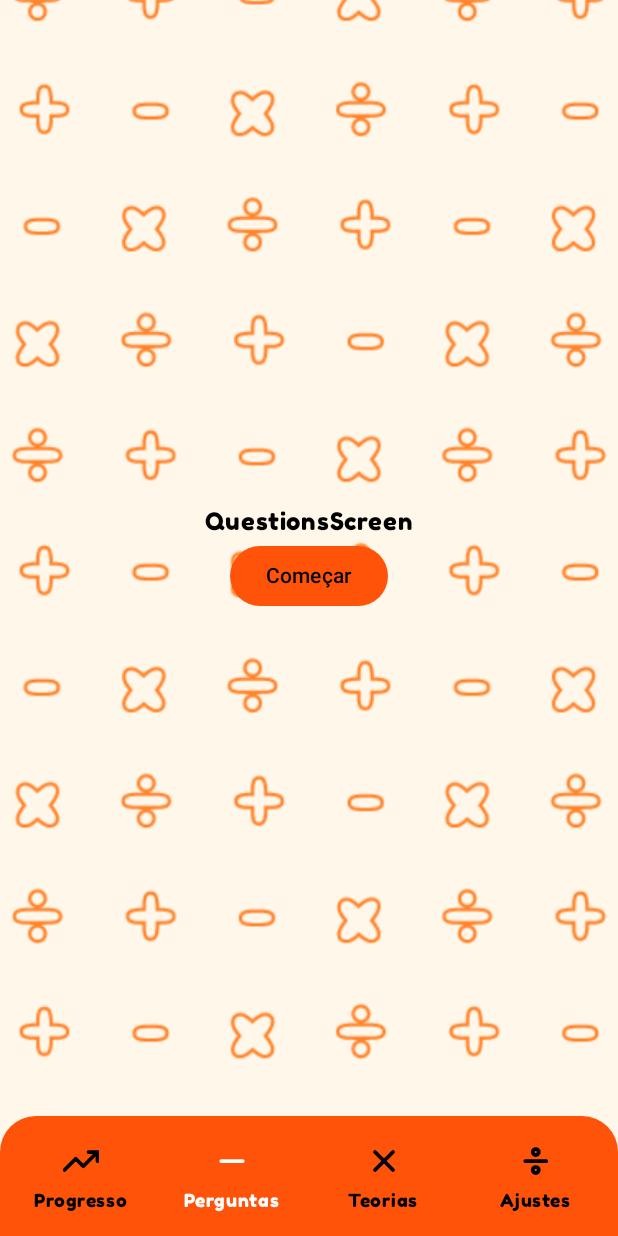
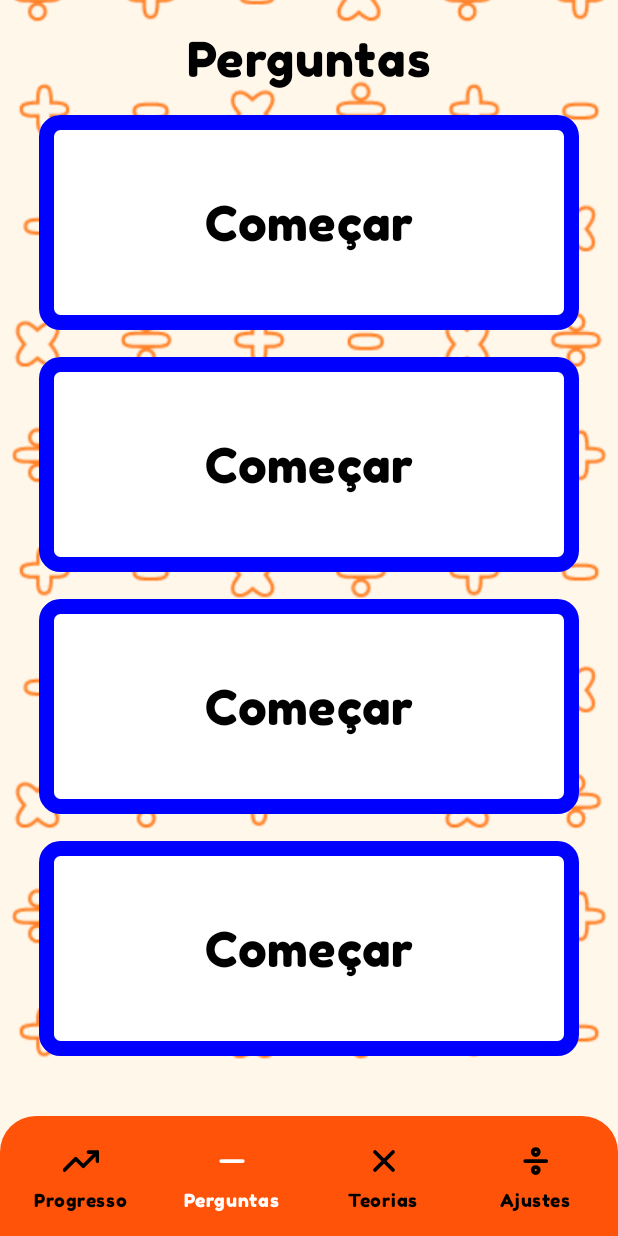
Before and after one commit to Kaiki098/EducaMat, an Android app built with Jetpack Compose: the QuestionsScreen screen opened through its navigation route, on a phone screen of 412 x 824 dp. Run offline under Robolectric (Android 15) with nearby library versions, the phone set to English and light mode, and no system bars.

Commit message:
Personalize Progress and Questions Screens and start transition animation feature

```diff
--- a/app/src/main/java/br/com/kbat/educamat/EducaMatApp.kt
+++ b/app/src/main/java/br/com/kbat/educamat/EducaMatApp.kt
@@ -1,5 +1,10 @@
 package br.com.kbat.educamat
 
+import androidx.compose.animation.AnimatedContentTransitionScope
+import androidx.compose.animation.AnimatedVisibility
+import androidx.compose.animation.core.tween
+import androidx.compose.animation.slideInVertically
+import androidx.compose.animation.slideOutVertically
 import androidx.compose.foundation.layout.fillMaxSize
 import androidx.compose.foundation.layout.height
 import androidx.compose.foundation.layout.padding
@@ -68,19 +73,59 @@ fun EducaMatApp() {
     }
 
     Scaffold(
-        bottomBar = { if (showBottomBar) BottomBar(navController = navController) },
+        bottomBar = {
+            AnimatedVisibility(
+                visible = showBottomBar,
+                enter = slideInVertically(
+                    initialOffsetY = { fullHeight -> fullHeight }
+                ),
+                exit = slideOutVertically(
+                    targetOffsetY = { fullHeight -> fullHeight }
+                )
+            ) {
+                BottomBar(navController = navController)
+            }
+        },
     ) { innerpadding ->
+
+        var transitionDirection by remember {
+            mutableStateOf(AnimatedContentTransitionScope.SlideDirection.Start)
+        }
+
 
         val defaultModifier = Modifier
             .fillMaxSize()
             .padding(innerpadding)
 
-        NavHost(navController = navController, startDestination = starDestination) {
+        NavHost(
+            navController = navController,
+            startDestination = starDestination,
+            enterTransition = {
+                slideIntoContainer(
+                    towards = transitionDirection,
+                    animationSpec = tween(500)
+                )
+            },
+            exitTransition = {
+                slideOutOfContainer(
+                    towards = transitionDirection,
+                    animationSpec = tween(500)
+                )
+            }
+        ) {
             signUpDestination(defaultModifier)
+
             homeGraph(
                 defaultModifier = defaultModifier,
-                onNavigateToQuestion = { navController.navigateToQuestion() },
-                onNavigateToTheory = { navController.navigateToTheory() }
+                onNavigateToQuestion = {
+                    navController.navigateToQuestion()
+                },
+                onNavigateToTheory = {
+                    navController.navigateToTheory()
+                },
+                alternateDirection = { direction ->
+                    transitionDirection = direction
+                }
             )
             theoryDestination(
                 defaultModifier,
--- a/app/src/main/java/br/com/kbat/educamat/presentation/navigation/HomeGraphNavigation.kt
+++ b/app/src/main/java/br/com/kbat/educamat/presentation/navigation/HomeGraphNavigation.kt
@@ -1,5 +1,6 @@
 package br.com.kbat.educamat.presentation.navigation
 
+import androidx.compose.animation.AnimatedContentTransitionScope
 import androidx.compose.ui.Modifier
 import androidx.navigation.NavGraphBuilder
 import androidx.navigation.compose.navigation
@@ -9,22 +10,33 @@ const val HomeGraphRoute = "homeGraph"
 fun NavGraphBuilder.homeGraph(
     defaultModifier: Modifier,
     onNavigateToQuestion: () -> Unit,
-    onNavigateToTheory: () -> Unit
+    onNavigateToTheory: () -> Unit,
+    alternateDirection: (AnimatedContentTransitionScope.SlideDirection) -> Unit
 ) {
     navigation(startDestination = ProgressRoute, route = HomeGraphRoute) {
-        progressDestination(defaultModifier)
+        progressDestination(
+            defaultModifier,
+            alternateDirection = alternateDirection
+            //transitionDirection = transitionDirection
+        )
         questionsDestination(
             defaultModifier,
             onNavigateToQuestion = {
                 onNavigateToQuestion()
-            }
+            },
+            alternateDirection = alternateDirection
+            //transitionDirection = transitionDirection
         )
         theoriesDestination(
             defaultModifier,
             onNavigateToTheory = {
                 onNavigateToTheory()
-            }
+            },
+            alternateDirection = alternateDirection
         )
-        settingsDestination(defaultModifier)
+        settingsDestination(
+            defaultModifier,
+            alternateDirection = alternateDirection
+        )
     }
 }
--- a/app/src/main/java/br/com/kbat/educamat/presentation/navigation/ProgressNavigation.kt
+++ b/app/src/main/java/br/com/kbat/educamat/presentation/navigation/ProgressNavigation.kt
@@ -1,5 +1,6 @@
 package br.com.kbat.educamat.presentation.navigation
 
+import androidx.compose.animation.AnimatedContentTransitionScope
 import androidx.compose.ui.Modifier
 import androidx.navigation.NavGraphBuilder
 import androidx.navigation.compose.composable
@@ -8,9 +9,16 @@ import br.com.kbat.educamat.presentation.screen.progress.ProgressScreen
 const val ProgressRoute = "progressscreen"
 
 
-fun NavGraphBuilder.progressDestination(defaultModifier: Modifier) {
+fun NavGraphBuilder.progressDestination(
+    defaultModifier: Modifier,
+    alternateDirection: (AnimatedContentTransitionScope.SlideDirection) -> Unit
+    //   transitionDirection: AnimatedContentTransitionScope.SlideDirection
+) {
 
-    composable(route = ProgressRoute) {
+    composable(
+        route = ProgressRoute
+    ) {
+        alternateDirection(AnimatedContentTransitionScope.SlideDirection.Start)
         ProgressScreen(defaultModifier)
     }
 }
--- a/app/src/main/java/br/com/kbat/educamat/presentation/navigation/QuestionsNavigation.kt
+++ b/app/src/main/java/br/com/kbat/educamat/presentation/navigation/QuestionsNavigation.kt
@@ -1,5 +1,6 @@
 package br.com.kbat.educamat.presentation.navigation
 
+import androidx.compose.animation.AnimatedContentTransitionScope
 import androidx.compose.ui.Modifier
 import androidx.navigation.NavGraphBuilder
 import androidx.navigation.NavHostController
@@ -10,10 +11,18 @@ const val QuestionsRoute = "questionsscreen"
 
 fun NavGraphBuilder.questionsDestination(
     defaultModifier: Modifier,
-    onNavigateToQuestion: () -> Unit
+    onNavigateToQuestion: () -> Unit,
+    alternateDirection: (AnimatedContentTransitionScope.SlideDirection) -> Unit
+    // transitionDirection: AnimatedContentTransitionScope.SlideDirection
 ) {
-    composable(route = QuestionsRoute) {
-        QuestionsScreen(defaultModifier, onStartCLick = { onNavigateToQuestion() })
+    composable(
+        route = QuestionsRoute
+    ) {
+        alternateDirection(AnimatedContentTransitionScope.SlideDirection.Start)
+        QuestionsScreen(defaultModifier, onStartCLick = {
+            alternateDirection(AnimatedContentTransitionScope.SlideDirection.Up)// fix: Ta ficando com duas animações
+            onNavigateToQuestion()
+        })
     }
 }
 
--- a/app/src/main/java/br/com/kbat/educamat/presentation/navigation/SettingsNavigation.kt
+++ b/app/src/main/java/br/com/kbat/educamat/presentation/navigation/SettingsNavigation.kt
@@ -1,5 +1,6 @@
 package br.com.kbat.educamat.presentation.navigation
 
+import androidx.compose.animation.AnimatedContentTransitionScope
 import androidx.compose.ui.Modifier
 import androidx.navigation.NavGraphBuilder
 import androidx.navigation.compose.composable
@@ -7,8 +8,14 @@ import br.com.kbat.educamat.presentation.screen.settings.SettingsScreen
 
 const val SettingsRoute = "settingsscreen"
 
-fun NavGraphBuilder.settingsDestination(defaultModifier: Modifier) {
-    composable(route = SettingsRoute) {
+fun NavGraphBuilder.settingsDestination(
+    defaultModifier: Modifier,
+    alternateDirection: (AnimatedContentTransitionScope.SlideDirection) -> Unit
+) {
+    composable(
+        route = SettingsRoute
+    ) {
+        alternateDirection(AnimatedContentTransitionScope.SlideDirection.End)
         SettingsScreen(defaultModifier)
     }
 }
--- a/app/src/main/java/br/com/kbat/educamat/presentation/navigation/TheoriesNavigation.kt
+++ b/app/src/main/java/br/com/kbat/educamat/presentation/navigation/TheoriesNavigation.kt
@@ -1,5 +1,6 @@
 package br.com.kbat.educamat.presentation.navigation
 
+import androidx.compose.animation.AnimatedContentTransitionScope
 import androidx.compose.ui.Modifier
 import androidx.navigation.NavGraphBuilder
 import androidx.navigation.NavHostController
@@ -10,10 +11,18 @@ const val TheoriesRoute = "theoriesscreen"
 
 fun NavGraphBuilder.theoriesDestination(
     defaultModifier: Modifier,
-    onNavigateToTheory: () -> Unit
+    onNavigateToTheory: () -> Unit,
+    alternateDirection: (AnimatedContentTransitionScope.SlideDirection) -> Unit
+
 ) {
-    composable(route = TheoriesRoute) {
-        TheoriesScreen(defaultModifier, onStudyClick = { onNavigateToTheory() })
+    composable(
+        route = TheoriesRoute
+    ) {
+        alternateDirection(AnimatedContentTransitionScope.SlideDirection.Start)
+        TheoriesScreen(defaultModifier, onStudyClick = {
+            alternateDirection(AnimatedContentTransitionScope.SlideDirection.Up) // fix: Ta ficando com duas animações
+            onNavigateToTheory()
+        })
     }
 }
 
--- a/app/src/main/java/br/com/kbat/educamat/presentation/screen/progress/Components.kt
+++ b/app/src/main/java/br/com/kbat/educamat/presentation/screen/progress/Components.kt
@@ -31,6 +31,7 @@ import androidx.compose.ui.unit.sp
 import br.com.kbat.educamat.R
 import br.com.kbat.educamat.presentation.theme.EducaMatTheme
 import br.com.kbat.educamat.presentation.theme.Orange
+import br.com.kbat.educamat.presentation.utils.ColorUtil
 
 @Composable
 fun Chart(modifier: Modifier = Modifier) {
@@ -51,56 +52,58 @@ fun QuestionItem(
         mutableStateOf(false)
     }
     Column(
-        modifier = modifier.clickable {
-            showQuestion = !showQuestion
-        }
+        modifier = modifier
+            .fillMaxWidth()
+            .clickable { showQuestion = !showQuestion }
+            .padding(horizontal = 20.dp, vertical = 10.dp)
     ) {
         Row(
-            modifier = Modifier
-                .fillMaxWidth(),
+            modifier = Modifier.fillMaxWidth(),
             horizontalArrangement = Arrangement.SpaceBetween
         ) {
             Row(
                 verticalAlignment = Alignment.CenterVertically
             ) {
                 Icon(
+                    modifier = Modifier.padding(end = 8.dp),
                     painter = painterResource(id = question.icon),
-                    contentDescription = question.iconDescription
+                    contentDescription = question.iconDescription,
+                    tint = if (question.icon == R.drawable.wrong_icon) Color.Red else Color.Green
                 )
-                Text(text = "Q${question.questionNumber}", color = Color.Red, fontSize = 24.sp)
+                Text(text = "Q${question.number}", color = Color(question.color), fontSize = 24.sp)
                 Spacer(modifier = Modifier.width(10.dp))
                 Text(
-                    text = question.questionPreview,
+                    text = question.preview,
                     color = MaterialTheme.colorScheme.onSurface,
-                    fontSize = 24.sp
+                    fontSize = 20.sp
                 )
             }
-
             Box {
-                Text(text = "Tempo gasto: ${question.questionTime}", fontSize = 20.sp)
+                Text(text = "Tempo: ${question.questionTime}", fontSize = 20.sp)
             }
-
         }
         AnimatedVisibility(visible = showQuestion) {
             Column(
                 modifier = Modifier.padding(horizontal = 10.dp)
             ) {
-                Text(text = question.questionDescription, fontSize = 20.sp)
-                Text(text = "Sua resposta: " + question.answear, fontSize = 20.sp)
+                Text(text = question.description, fontSize = 20.sp)
+                Text(text = "Sua resposta: " + question.userAnswear, fontSize = 20.sp)
                 Text(text = "Resposta correta: " + question.correctAnswear, fontSize = 20.sp)
             }
         }
     }
 }
 
+
 data class QuestionUI(
     val icon: Int,
     val iconDescription: String,
-    val questionNumber: Int,
-    val questionPreview: String,
+    val number: Int,
+    val color: Int,
+    val preview: String,
     val questionTime: Int,
-    val questionDescription: String,
-    val answear: String,
+    val description: String,
+    val userAnswear: String,
     val correctAnswear: String
 )
 
@@ -117,14 +120,16 @@ private fun ChartPreview() {
 private fun QuestionItemPreview() {
     EducaMatTheme {
         QuestionItem(
+            Modifier,
             question = QuestionUI(
-                icon = R.drawable.correct_icon,
+                icon = R.drawable.wrong_icon,
                 iconDescription = "Ícone de questão correta",
-                questionNumber = 1,
-                questionPreview = "4+2 é...",
+                number = 1,
+                color = ColorUtil.getRandomColor(),
+                preview = "4+2 é...",
                 questionTime = 20,
-                questionDescription = "Qual é a soma de 4 + 2?",
-                answear = "8",
+                description = "Qual é a soma de 4 + 2?",
+                userAnswear = "8",
                 correctAnswear = "6"
             )
         )
--- a/app/src/main/java/br/com/kbat/educamat/presentation/screen/progress/ProgressScreen.kt
+++ b/app/src/main/java/br/com/kbat/educamat/presentation/screen/progress/ProgressScreen.kt
@@ -2,7 +2,6 @@ package br.com.kbat.educamat.presentation.screen.progress
 
 import androidx.compose.foundation.background
 import androidx.compose.foundation.layout.Column
-import androidx.compose.foundation.layout.fillMaxWidth
 import androidx.compose.foundation.layout.padding
 import androidx.compose.foundation.lazy.LazyColumn
 import androidx.compose.foundation.lazy.items
@@ -15,6 +14,7 @@ import androidx.compose.ui.unit.dp
 import androidx.compose.ui.unit.sp
 import br.com.kbat.educamat.R
 import br.com.kbat.educamat.presentation.theme.EducaMatTheme
+import br.com.kbat.educamat.presentation.utils.ColorUtil
 
 @Composable
 fun ProgressScreen(modifier: Modifier = Modifier) {
@@ -34,27 +34,24 @@ fun ProgressScreen(modifier: Modifier = Modifier) {
             text = "Questões",
             fontSize = 32.sp
         )
-        val questions = List(10) {
+        val questions = List(10) { i ->
             QuestionUI(
-                icon = R.drawable.correct_icon,
-                iconDescription = "Ícone de questão correta",
-                questionNumber = 1,
-                questionPreview = "4+2 é...",
+                icon = if (i % 2 == 0) R.drawable.correct_icon else R.drawable.wrong_icon, //Precisa do ícone msm? da pra tirar isso comparando as respostas e tem a questão da cor do ícone
+                iconDescription = if (i % 2 == 0) "Ícone de questão correta" else "Ícone de questão incorreta",
+                number = i + 1,
+                color = ColorUtil.getRandomColor(),
+                preview = "4+2 é...",
                 questionTime = 20,
-                questionDescription = "Qual é a soma de 4 + 2?",
-                answear = "8",
+                description = "Qual é a soma de 4 + 2?",
+                userAnswear = "8",
                 correctAnswear = "6"
             )
         }
 
+
         LazyColumn {
             items(questions) { question ->
-                QuestionItem(
-                    modifier = Modifier
-                        .fillMaxWidth()
-                        .padding(horizontal = 20.dp, vertical = 10.dp),
-                    question = question
-                )
+                QuestionItem(question = question)
             }
         }
     }
--- a/app/src/main/java/br/com/kbat/educamat/presentation/screen/questions/QuestionsScreen.kt
+++ b/app/src/main/java/br/com/kbat/educamat/presentation/screen/questions/QuestionsScreen.kt
@@ -1,18 +1,29 @@
 package br.com.kbat.educamat.presentation.screen.questions
 
+import androidx.compose.foundation.BorderStroke
 import androidx.compose.foundation.Image
 import androidx.compose.foundation.layout.Arrangement
 import androidx.compose.foundation.layout.Box
 import androidx.compose.foundation.layout.Column
 import androidx.compose.foundation.layout.fillMaxSize
+import androidx.compose.foundation.layout.fillMaxWidth
+import androidx.compose.foundation.layout.padding
+import androidx.compose.foundation.shape.RoundedCornerShape
 import androidx.compose.material3.Button
+import androidx.compose.material3.ButtonColors
+import androidx.compose.material3.MaterialTheme
 import androidx.compose.material3.Text
 import androidx.compose.runtime.Composable
 import androidx.compose.ui.Alignment
 import androidx.compose.ui.Modifier
+import androidx.compose.ui.graphics.Color
 import androidx.compose.ui.layout.ContentScale
 import androidx.compose.ui.res.painterResource
+import androidx.compose.ui.tooling.preview.Preview
+import androidx.compose.ui.unit.dp
+import androidx.compose.ui.unit.sp
 import br.com.kbat.educamat.R
+import br.com.kbat.educamat.presentation.theme.EducaMatTheme
 
 @Composable
 fun QuestionsScreen(modifier: Modifier = Modifier, onStartCLick: () -> Unit) {
@@ -25,14 +36,44 @@ fun QuestionsScreen(modifier: Modifier = Modifier, onStartCLick: () -> Unit) {
         )
 
         Column(
-            modifier = modifier,
-            verticalArrangement = Arrangement.Center,
+            modifier = modifier
+                .fillMaxSize()
+                .padding(bottom = 40.dp, end = 26.dp, start = 26.dp, top = 20.dp),
+            verticalArrangement = Arrangement.spacedBy(18.dp),
             horizontalAlignment = Alignment.CenterHorizontally
         ) {
-            Text(text = "QuestionsScreen")
-            Button(onClick = { onStartCLick() }) {
-                Text(text = "Começar")
+            Text("Perguntas", fontSize = 32.sp)
+
+            List(4) {
+                Button(
+                    modifier = Modifier
+                        .weight(1f)
+                        .fillMaxWidth(),
+                    onClick = { onStartCLick() },
+                    shape = RoundedCornerShape(10),
+                    colors = ButtonColors(
+                        containerColor = Color.White,
+                        contentColor = MaterialTheme.colorScheme.onBackground,
+                        disabledContentColor = Color.White,
+                        disabledContainerColor = Color.White
+                    ),
+                    border = BorderStroke(10.dp, color = Color.Blue)
+                ) {
+                    Text(
+                        text = "Começar",
+                        fontSize = 32.sp,
+                        fontFamily = MaterialTheme.typography.bodyLarge.fontFamily
+                    )
+                }
             }
         }
     }
 }
+
+@Preview
+@Composable
+private fun QuestionsScreenPreview() {
+    EducaMatTheme {
+        QuestionsScreen(onStartCLick = {})
+    }
+}
--- a/app/src/main/java/br/com/kbat/educamat/presentation/utils/ColorUtil.kt
+++ b/app/src/main/java/br/com/kbat/educamat/presentation/utils/ColorUtil.kt
@@ -3,7 +3,7 @@ package br.com.kbat.educamat.presentation.utils
 import android.graphics.Color
 import kotlin.random.Random
 
-
+object ColorUtil {
     fun getRandomColor(): Int {
         val random = Random
         return Color.argb(255, random.nextInt(256), random.nextInt(256), random.nextInt(256))
@@ -15,3 +15,4 @@ fun getContrastColor(backgroundColor: Int): Int {
                 0.114 * Color.blue(backgroundColor)) / 255
         return if (luminance > 0.5) Color.BLACK else Color.WHITE
     }
+}
```
Lines whose indentation alone changed are shown as unchanged.
